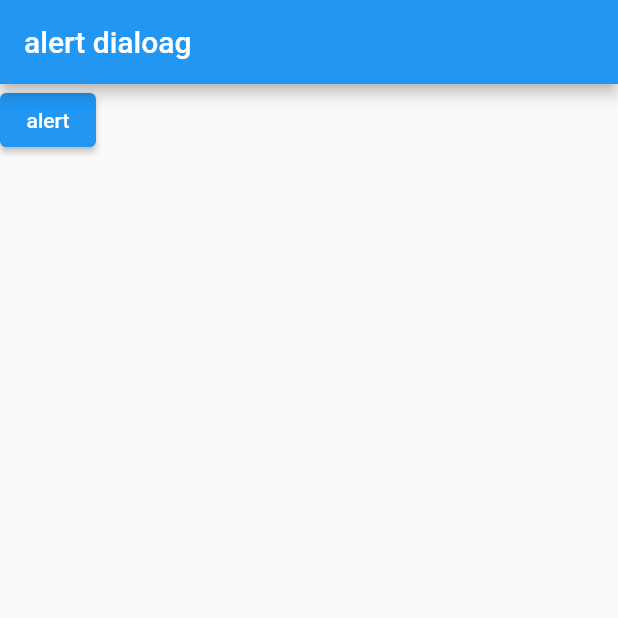
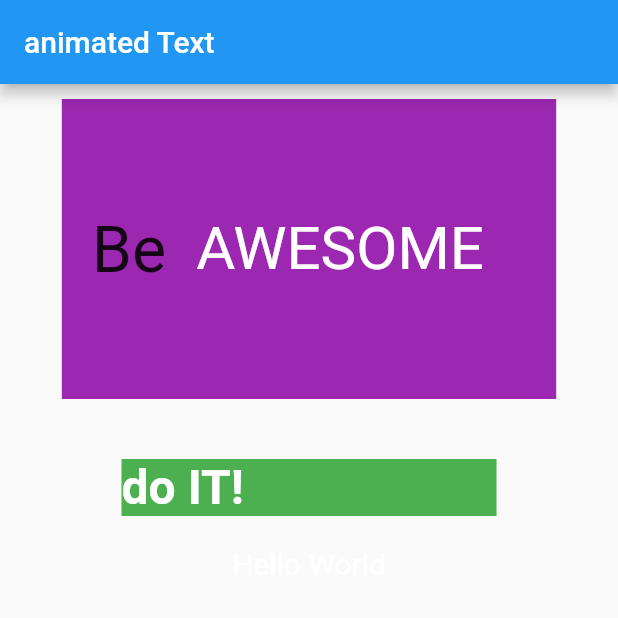
Before and after one commit to ZiaurRehmanArain/flutter-practice-code, a Flutter app: the screen it shows after launch, on a phone screen of 412 x 824 dp, the top half of it. Run offline on Flutter 3.47's test engine with Material 2 defaults, Android fonts, the phone set to English and light mode, and no system bars; drawn by our look-alikes of animated_text_kit; our stand-ins replace badges, font_awesome_flutter, google_fonts, pin_code_fields, readmore; accounts and stored records are empty; Roboto replaces fonts that are missing (Horizon); key blocks and very long unbroken strings in the code were emptied for the run.

Commit message:
update some more

```diff
--- /dev/null
+++ b/lib/animatedtext.dart
@@ -0,0 +1,104 @@
+import 'package:animated_text_kit/animated_text_kit.dart';
+import 'package:flutter/material.dart';
+
+class animatedText extends StatefulWidget {
+  const animatedText({Key? key}) : super(key: key);
+
+  @override
+  State<animatedText> createState() => _animatedTextState();
+}
+
+class _animatedTextState extends State<animatedText> {
+  @override
+  Widget build(BuildContext context) {
+    return Scaffold(
+      appBar: AppBar(title: Text('animated Text')),
+      body: SingleChildScrollView(
+        child: Column(children: [
+          Padding(
+            padding: const EdgeInsets.all(10.0),
+            child: Center(
+              child: Container(
+                width: MediaQuery.of(context).size.width*0.8,
+                height: 200,
+                color: Colors.purple,
+                child: Row(
+        mainAxisSize: MainAxisSize.min,
+        children: <Widget>[
+          const SizedBox(width: 20.0, height: 100.0),
+          const Text(
+        'Be',
+        style: TextStyle(fontSize: 43.0),
+          ),
+          const SizedBox(width: 20.0, height: 100.0),
+          DefaultTextStyle(
+        style: const TextStyle(
+              fontSize: 40.0,
+              fontFamily: 'Horizon',
+        ),
+        child: AnimatedTextKit(
+              animatedTexts: [
+                RotateAnimatedText('AWESOME'),
+                RotateAnimatedText('OPTIMISTIC'),
+                RotateAnimatedText('DIFFERENT'),
+              ],
+              onTap: () {
+                print("Tap Event");
+              },
+        ),
+          ),
+        ],
+      ),),
+            ),
+          ),
+
+      SizedBox(height: 30,),
+      Container(
+        color: Colors.green,
+        child: SizedBox(
+          width: 250.0,
+          child: DefaultTextStyle(
+            style: const TextStyle(
+          fontSize: 32.0,
+          fontWeight: FontWeight.bold,
+            ),
+            child: AnimatedTextKit(
+          animatedTexts: [
+            FadeAnimatedText('do IT!'),
+            FadeAnimatedText('do it RIGHT!!'),
+            FadeAnimatedText('do it RIGHT NOW!!!'),
+          ],
+          onTap: () {
+            print("Tap Event");
+          },
+            ),
+          ),
+        ),
+      ),
+
+      SizedBox(
+        height: 20,
+      )
+      ,
+
+      DefaultTextStyle(
+  style: const TextStyle(
+    fontSize: 20.0,
+  ),
+  child: AnimatedTextKit(
+    animatedTexts: [
+      WavyAnimatedText('Hello World'),
+      WavyAnimatedText('Look at the waves'),
+    ],
+    isRepeatingAnimation: true,
+    onTap: () {
+      print("Tap Event");
+    },
+  ),
+)
+
+        ],),
+      ),
+    );
+  }
+}
--- a/lib/main.dart
+++ b/lib/main.dart
@@ -1,18 +1,23 @@
 import 'package:flutter/material.dart';
 import 'package:flutter/physics.dart';
+import 'package:learningapp/animatedtext.dart';
 import 'package:learningapp/api%20practice%20code/apiIntegeration.dart';
 import 'package:learningapp/api%20practice%20code/owninteger.dart';
 import 'package:learningapp/botton%20navigation%20Bar/bottomMainPage.dart';
 import 'package:learningapp/circleavatar.dart';
 import 'package:learningapp/containerproperty.dart';
 import 'package:learningapp/drawer.dart';
+import 'package:learningapp/fontAwesomeIcon.dart';
 import 'package:learningapp/form.dart';
 import 'package:learningapp/girdtile.dart';
 // import 'dart:html';
 import 'package:learningapp/listtile.dart';
 import 'package:learningapp/listview_builder.dart';
 import 'package:learningapp/listviewsforpratice.dart';
+import 'package:learningapp/pincodeText.dart';
+import 'package:learningapp/readmorePackage.dart';
 import 'package:learningapp/responsesiveness.dart';
+import 'package:learningapp/setFontFamily.dart';
 import 'package:learningapp/showdialog.dart';
 import 'package:learningapp/simpleloginpage.dart';
 import 'package:learningapp/stack.dart';
@@ -20,6 +25,7 @@ import 'package:learningapp/textstyle.dart';
 import 'package:learningapp/typeofbutton.dart';
 import 'package:learningapp/whatapp%20ui%20in%20listview_builder%20%20listtitle/mainpage.dart';
 
+import 'badgesPackage.dart';
 import 'gridview_count.dart';
 import 'navigator.dart';
 
@@ -56,7 +62,13 @@ class _MyAppState extends State<MyApp> {
 // body: listviewforpratice(),
 // body: girdview_count(),
 // body: drawerTest(),
-body: alert(),
+// body: alert(),
+// body: fontAwesomeIcons(),
+// body: Readmore(),
+// body: FontFamily(),
+// body: pincodeText(),
+// body: BadgesPackage(),
+body: animatedText(),
 // body: form(),
 // body: mainPageOfBotton(),
 // body: AppiIntegration(),
--- /dev/null
+++ b/lib/setFontFamily.dart
@@ -0,0 +1,26 @@
+
+import 'package:flutter/material.dart';
+import 'package:google_fonts/google_fonts.dart';
+
+class FontFamily extends StatelessWidget {
+  const FontFamily({Key? key}) : super(key: key);
+
+  @override
+  Widget build(BuildContext context) {
+    return Scaffold(
+      appBar: AppBar(title: Text('google font')),
+      body: Column(
+        children: [
+          Text(
+              "Contrary to popular belief, Lorem Ipsum is not simply random text. It has roots in a piece of classical Latin literature from 45 BC, making it over 2000 years old. Richard McClintock, a Latin professor at Hampden-Sydney College in Virginia, looked up one of the more obscure Latin words, consectetur, from a Lorem Ipsum passage, and going through the cites of the word in classical literature, discovered the undoubtable source. Lorem Ipsum comes from sections 1.10.32 and 1.10.33 of de Finibus Bonorum et Malorum (The Extremes of Good and Evil) by Cicero, written in 45 BC. This book is a treatise on the theory of ethics, very popular during the Renaissance. The first line of Lorem Ipsum, comes from a line in section 1.10.32."
+              // , style: GoogleFonts.alike(
+              //   textStyle: Theme.of(context).textTheme.displayMedium,
+              // )
+              ,style: TextStyle(fontFamily: "first",fontSize: 20),
+
+              )
+        ],
+      ),
+    );
+  }
+}
```
Also changed, not shown: lib/badgesPackage.dart (added, +50 -0 lines), lib/fontAwesomeIcon.dart (added, +26 -0 lines), lib/pincodeText.dart (added, +42 -0 lines), lib/readmorePackage.dart (added, +36 -0 lines), pubspec.yaml (+10 -4 lines), assets/font/TiltNeon-Regular.ttf (added), pubspec.lock, 1 other file.
